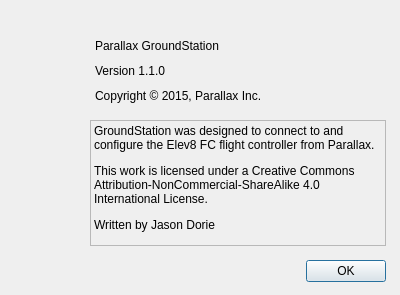
First picture: the form in GroundStation-Qt/aboutbox.ui, repository parallaxinc/Flight-Controller, before the edit.
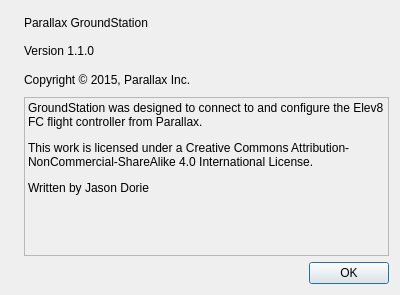
Second picture: the form after the edit. Icons and pictures are not drawn.

Commit message: About box now supports auto-layout

Diff of the .ui file:
```diff
--- a/GroundStation-Qt/aboutbox.ui
+++ b/GroundStation-Qt/aboutbox.ui
@@ -22,31 +22,9 @@
   <property name="modal">
    <bool>false</bool>
   </property>
-  <widget class="QDialogButtonBox" name="buttonBox">
-   <property name="geometry">
-    <rect>
-     <x>195</x>
-     <y>255</y>
-     <width>191</width>
-     <height>32</height>
-    </rect>
-   </property>
-   <property name="orientation">
-    <enum>Qt::Horizontal</enum>
-   </property>
-   <property name="standardButtons">
-    <set>QDialogButtonBox::Ok</set>
-   </property>
-  </widget>
+  <layout class="QHBoxLayout" name="horizontalLayout_2">
+   <item>
   <widget class="QLabel" name="label">
-   <property name="geometry">
-    <rect>
-     <x>5</x>
-     <y>25</y>
-     <width>71</width>
-     <height>231</height>
-    </rect>
-   </property>
    <property name="text">
     <string/>
    </property>
@@ -60,54 +38,36 @@
     <set>Qt::AlignCenter</set>
    </property>
   </widget>
+   </item>
+   <item>
+    <layout class="QVBoxLayout" name="verticalLayout_2" stretch="1,2,0">
+     <item>
+      <layout class="QVBoxLayout" name="verticalLayout">
+       <item>
   <widget class="QLabel" name="label_2">
-   <property name="geometry">
-    <rect>
-     <x>95</x>
-     <y>35</y>
-     <width>171</width>
-     <height>21</height>
-    </rect>
-   </property>
    <property name="text">
     <string>Parallax GroundStation</string>
    </property>
   </widget>
+       </item>
+       <item>
   <widget class="QLabel" name="lblVersion">
-   <property name="geometry">
-    <rect>
-     <x>95</x>
-     <y>60</y>
-     <width>171</width>
-     <height>21</height>
-    </rect>
-   </property>
    <property name="text">
     <string>Version 1.1.0</string>
    </property>
   </widget>
+       </item>
+       <item>
   <widget class="QLabel" name="label_4">
-   <property name="geometry">
-    <rect>
-     <x>95</x>
-     <y>85</y>
-     <width>206</width>
-     <height>21</height>
-    </rect>
-   </property>
    <property name="text">
     <string>Copyright © 2015, Parallax Inc.</string>
    </property>
   </widget>
+       </item>
+      </layout>
+     </item>
+     <item>
   <widget class="QLabel" name="label_5">
-   <property name="geometry">
-    <rect>
-     <x>90</x>
-     <y>120</y>
-     <width>296</width>
-     <height>126</height>
-    </rect>
-   </property>
    <property name="frameShape">
     <enum>QFrame::StyledPanel</enum>
    </property>
@@ -124,6 +84,37 @@
     <bool>true</bool>
    </property>
   </widget>
+     </item>
+     <item>
+      <layout class="QHBoxLayout" name="horizontalLayout">
+       <item>
+        <spacer name="horizontalSpacer">
+         <property name="orientation">
+          <enum>Qt::Horizontal</enum>
+         </property>
+         <property name="sizeHint" stdset="0">
+          <size>
+           <width>198</width>
+           <height>20</height>
+          </size>
+         </property>
+        </spacer>
+       </item>
+       <item>
+        <widget class="QDialogButtonBox" name="buttonBox">
+         <property name="orientation">
+          <enum>Qt::Horizontal</enum>
+         </property>
+         <property name="standardButtons">
+          <set>QDialogButtonBox::Ok</set>
+         </property>
+        </widget>
+       </item>
+      </layout>
+     </item>
+    </layout>
+   </item>
+  </layout>
  </widget>
  <resources>
   <include location="resources.qrc"/>
```
Lines whose indentation alone changed are shown as unchanged.
